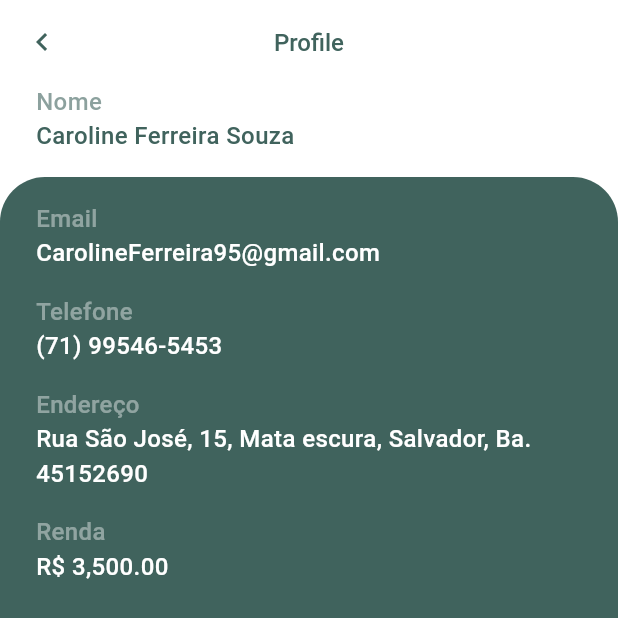
After one commit to GabrieleSacramento/banking_app, a Flutter app: the screen it shows after launch, after a tap on "See my profile", on a phone screen of 412 x 824 dp. The commit adds this screen. Shown: the top 618 px of the screen. Run offline on Flutter 3.47's test engine with Material 2 defaults, Android fonts, the phone set to English and light mode, and no system bars.

Commit message:
feat: created pages

```diff
--- a/banking_app/lib/banking_app_home_page.dart
+++ b/banking_app/lib/banking_app_home_page.dart
@@ -1,3 +1,5 @@
+import 'package:banking_app/my_credit_card_page.dart';
+import 'package:banking_app/my_profile_page.dart';
 import 'package:flutter/material.dart';
 
 class BankingAppHomePage extends StatelessWidget {
@@ -53,7 +55,13 @@ class BankingAppHomePage extends StatelessWidget {
                   padding: const EdgeInsets.all(24.0),
                   child: Column(
                     children: [
-                      Container(
+                      GestureDetector(
+                        onTap: () => Navigator.of(context).push(
+                          MaterialPageRoute(
+                            builder: (context) => const MyCreditCardPage(),
+                          ),
+                        ),
+                        child: Container(
                           decoration: BoxDecoration(
                             color: const Color.fromRGBO(255, 255, 255, 0.42),
                             borderRadius: BorderRadius.circular(16),
@@ -77,10 +85,17 @@ class BankingAppHomePage extends StatelessWidget {
                             ),
                           ),
                         ),
+                      ),
                       const SizedBox(
                         height: 16,
                       ),
-                      Container(
+                      GestureDetector(
+                        onTap: () => Navigator.of(context).push(
+                          MaterialPageRoute(
+                            builder: (context) => const MyProfilePage(),
+                          ),
+                        ),
+                        child: Container(
                           decoration: BoxDecoration(
                             color: const Color.fromRGBO(255, 255, 255, 0.42),
                             borderRadius: BorderRadius.circular(16),
@@ -103,6 +118,7 @@ class BankingAppHomePage extends StatelessWidget {
                               color: Colors.white,
                             ),
                           ),
+                        ),
                       )
                     ],
                   ),
--- /dev/null
+++ b/banking_app/lib/my_profile_page.dart
@@ -0,0 +1,159 @@
+import 'package:flutter/material.dart';
+
+class MyProfilePage extends StatelessWidget {
+  const MyProfilePage({super.key});
+
+  @override
+  Widget build(BuildContext context) {
+    return Scaffold(
+      backgroundColor: Colors.white,
+      appBar: AppBar(
+        centerTitle: true,
+        backgroundColor: Colors.white,
+        title: const Text(
+          'Profile',
+          style: TextStyle(
+            color: Color.fromRGBO(64, 99, 93, 1),
+            fontWeight: FontWeight.w500,
+            fontSize: 16,
+          ),
+        ),
+        leading: GestureDetector(
+          onTap: () => Navigator.pop(context),
+          child: const Icon(
+            Icons.chevron_left,
+            size: 24,
+            color: Color.fromRGBO(64, 99, 93, 1),
+          ),
+        ),
+      ),
+      body: Column(
+        crossAxisAlignment: CrossAxisAlignment.start,
+        children: [
+          const Padding(
+            padding: EdgeInsets.only(left: 24, bottom: 16),
+            child: Column(
+              crossAxisAlignment: CrossAxisAlignment.start,
+              children: [
+                Text(
+                  'Nome',
+                  style: TextStyle(
+                    color: Color.fromRGBO(64, 99, 93, 0.6),
+                    fontSize: 16,
+                    fontWeight: FontWeight.w500,
+                  ),
+                ),
+                Text(
+                  'Caroline Ferreira Souza',
+                  style: TextStyle(
+                    color: Color.fromRGBO(64, 99, 93, 1),
+                    fontSize: 16,
+                    fontWeight: FontWeight.w500,
+                  ),
+                ),
+              ],
+            ),
+          ),
+          Expanded(
+            child: Container(
+              width: double.maxFinite,
+              decoration: const BoxDecoration(
+                borderRadius: BorderRadius.only(
+                  topLeft: Radius.circular(30),
+                  topRight: Radius.circular(30),
+                ),
+                color: Color.fromRGBO(64, 99, 93, 1),
+              ),
+              child: const Column(
+                crossAxisAlignment: CrossAxisAlignment.start,
+                children: [
+                  Padding(
+                    padding: EdgeInsets.only(left: 24, top: 16),
+                    child: Column(
+                      crossAxisAlignment: CrossAxisAlignment.start,
+                      children: [
+                        Text(
+                          'Email',
+                          style: TextStyle(
+                            color: Color.fromRGBO(255, 255, 255, 0.42),
+                            fontSize: 16,
+                            fontWeight: FontWeight.w500,
+                          ),
+                        ),
+                        Text(
+                          'CarolineFerreira95@gmail.com',
+                          style: TextStyle(
+                            color: Colors.white,
+                            fontSize: 16,
+                            fontWeight: FontWeight.w500,
+                          ),
+                        ),
+                        Padding(
+                          padding: EdgeInsets.only(top: 16),
+                          child: Text(
+                            'Telefone',
+                            style: TextStyle(
+                              color: Color.fromRGBO(255, 255, 255, 0.42),
+                              fontSize: 16,
+                              fontWeight: FontWeight.w500,
+                            ),
+                          ),
+                        ),
+                        Text(
+                          '(71) 99546-5453',
+                          style: TextStyle(
+                            color: Colors.white,
+                            fontSize: 16,
+                            fontWeight: FontWeight.w500,
+                          ),
+                        ),
+                        Padding(
+                          padding: EdgeInsets.only(top: 16),
+                          child: Text(
+                            'Endereço',
+                            style: TextStyle(
+                              color: Color.fromRGBO(255, 255, 255, 0.42),
+                              fontSize: 16,
+                              fontWeight: FontWeight.w500,
+                            ),
+                          ),
+                        ),
+                        Text(
+                          'Rua São José, 15, Mata escura, Salvador, Ba. 45152690',
+                          style: TextStyle(
+                            color: Colors.white,
+                            fontSize: 16,
+                            fontWeight: FontWeight.w500,
+                          ),
+                        ),
+                        Padding(
+                          padding: EdgeInsets.only(top: 16),
+                          child: Text(
+                            'Renda',
+                            style: TextStyle(
+                              color: Color.fromRGBO(255, 255, 255, 0.42),
+                              fontSize: 16,
+                              fontWeight: FontWeight.w500,
+                            ),
+                          ),
+                        ),
+                        Text(
+                          'R\$ 3,500.00',
+                          style: TextStyle(
+                            color: Colors.white,
+                            fontSize: 16,
+                            fontWeight: FontWeight.w500,
+                          ),
+                        ),
+                      ],
+                    ),
+                  ),
+                ],
+              ),
+            ),
+          ),
+        ],
+      ),
+    );
+  }
+}
```
Also changed, not shown: banking_app/lib/my_credit_card_page.dart (added, +142 -0 lines). Lines whose indentation alone changed are shown as unchanged.
